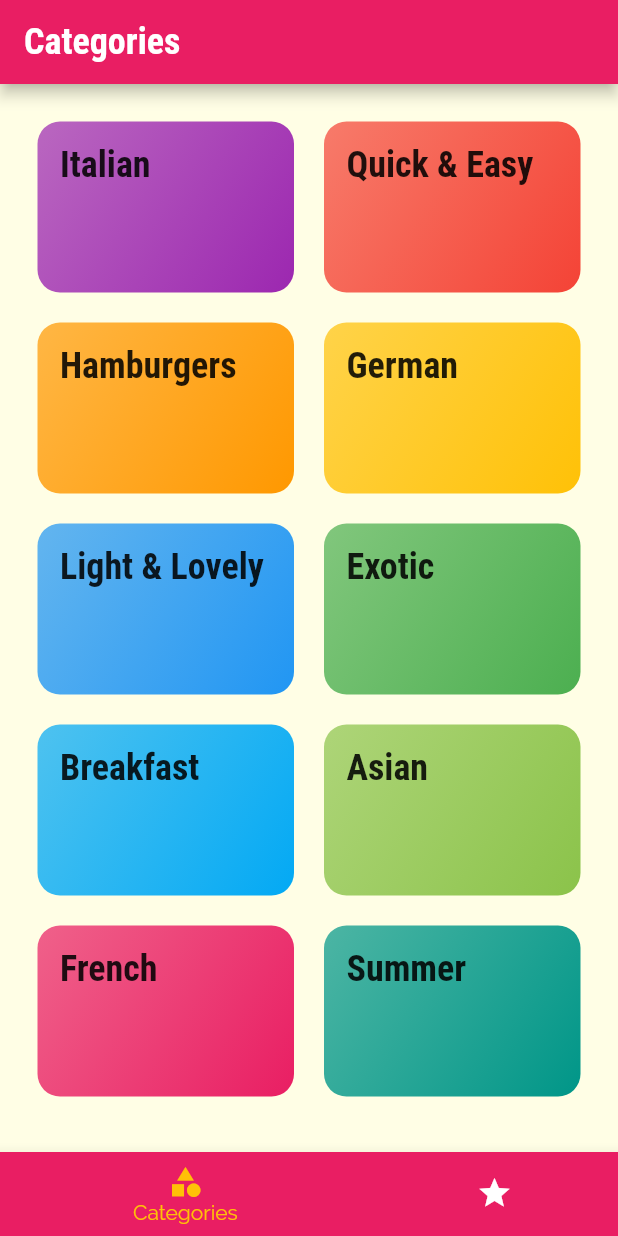
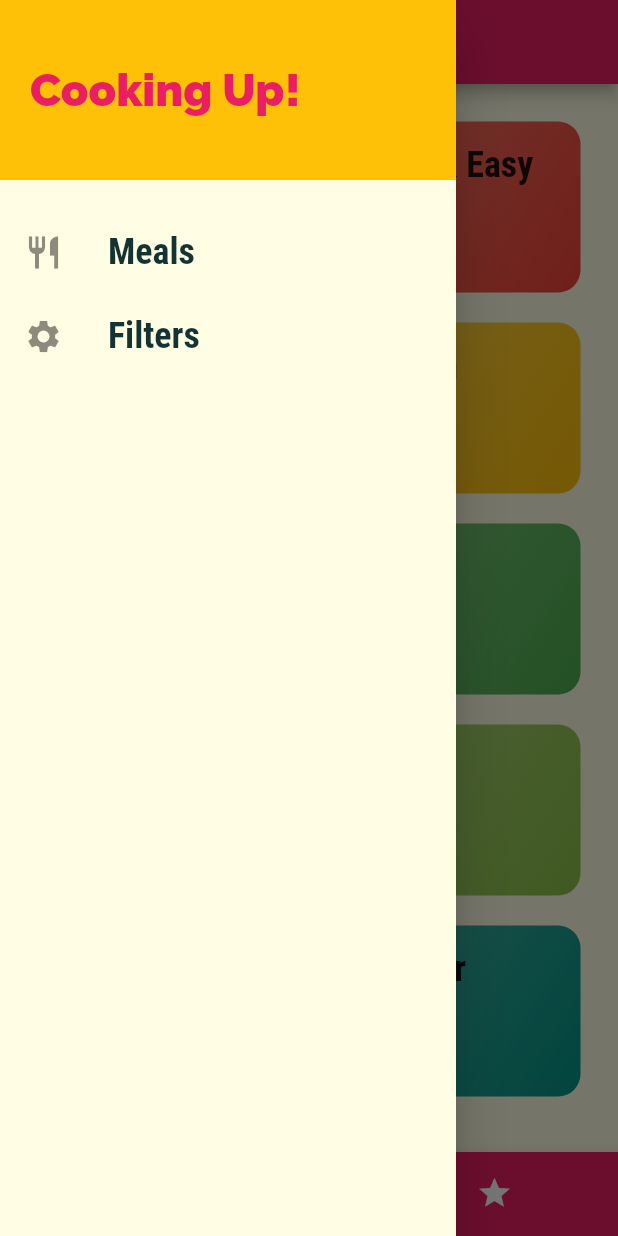
Before and after one commit to Slimaeus/flutter_meals_app, a Flutter app: the screen it shows after launch, with the side drawer open (before the commit the screen has no drawer), on a phone screen of 412 x 824 dp. Run offline on Flutter 3.47's test engine with Material 2 defaults, Android fonts, the phone set to English and light mode, and no system bars.

Commit message:
Add Custom Drawer

```diff
--- a/lib/screens/tabs_screen.dart
+++ b/lib/screens/tabs_screen.dart
@@ -1,6 +1,7 @@
 import 'package:flutter/material.dart';
 import 'package:flutter_meals_app/screens/categories_screen.dart';
 import 'package:flutter_meals_app/screens/favorites_screen.dart';
+import 'package:flutter_meals_app/widgets/main_drawer.dart';
 
 class TabsScreen extends StatefulWidget {
   @override
@@ -28,6 +29,7 @@ class _TabsScreenState extends State<TabsScreen> {
         title: Text(_pages[_selectedPageIndex]['title']),
         backgroundColor: Theme.of(context).primaryColor,
       ),
+      drawer: MainDrawer(),
       body: _pages[_selectedPageIndex]['page'],
       bottomNavigationBar: BottomNavigationBar(
         onTap: _selectPage,
--- /dev/null
+++ b/lib/widgets/main_drawer.dart
@@ -0,0 +1,47 @@
+import 'package:flutter/material.dart';
+
+class MainDrawer extends StatelessWidget {
+  Widget buildListTile(String title, IconData icon) {
+    return ListTile(
+      leading: Icon(
+        icon,
+        size: 26,
+      ),
+      title: Text(
+        title,
+        style: TextStyle(
+            fontFamily: 'RobotoCondensed',
+            fontSize: 24,
+            fontWeight: FontWeight.bold),
+      ),
+      onTap: () {},
+    );
+  }
+
+  @override
+  Widget build(BuildContext context) {
+    return Drawer(
+      child: Column(children: <Widget>[
+        Container(
+          height: 120,
+          width: double.infinity,
+          padding: EdgeInsets.all(20),
+          alignment: Alignment.centerLeft,
+          color: Theme.of(context).colorScheme.secondary,
+          child: Text(
+            'Cooking Up!',
+            style: TextStyle(
+                fontWeight: FontWeight.w900,
+                fontSize: 30,
+                color: Theme.of(context).primaryColor),
+          ),
+        ),
+        SizedBox(
+          height: 20,
+        ),
+        buildListTile('Meals', Icons.restaurant),
+        buildListTile('Filters', Icons.settings),
+      ]),
+    );
+  }
+}
```
